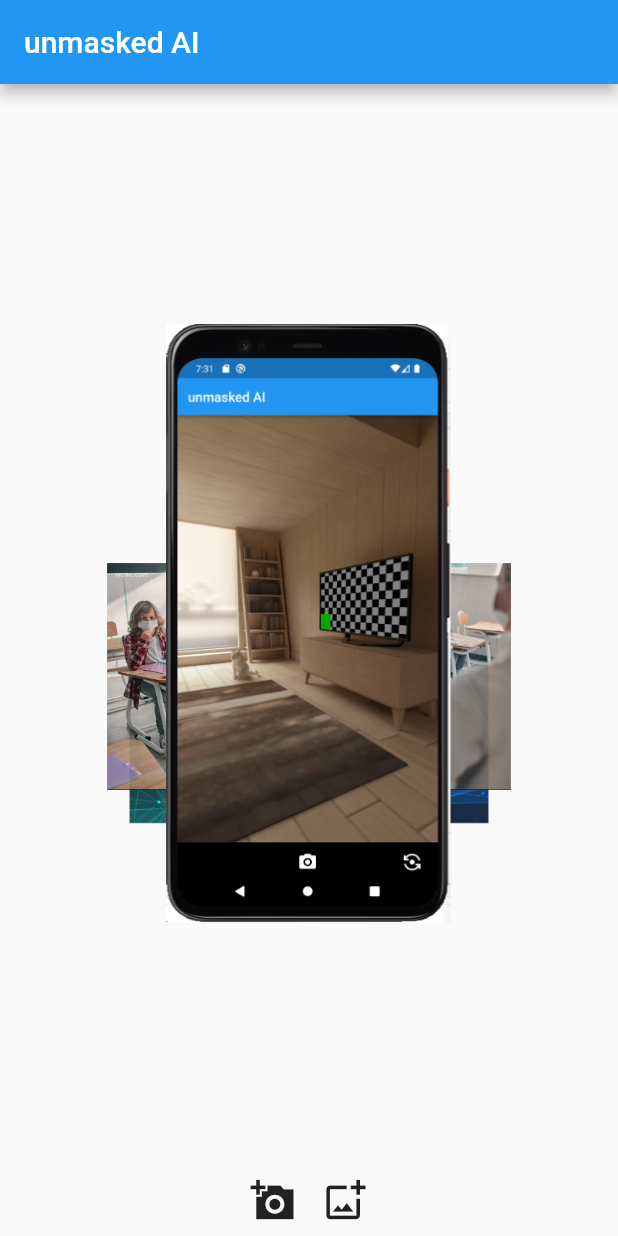
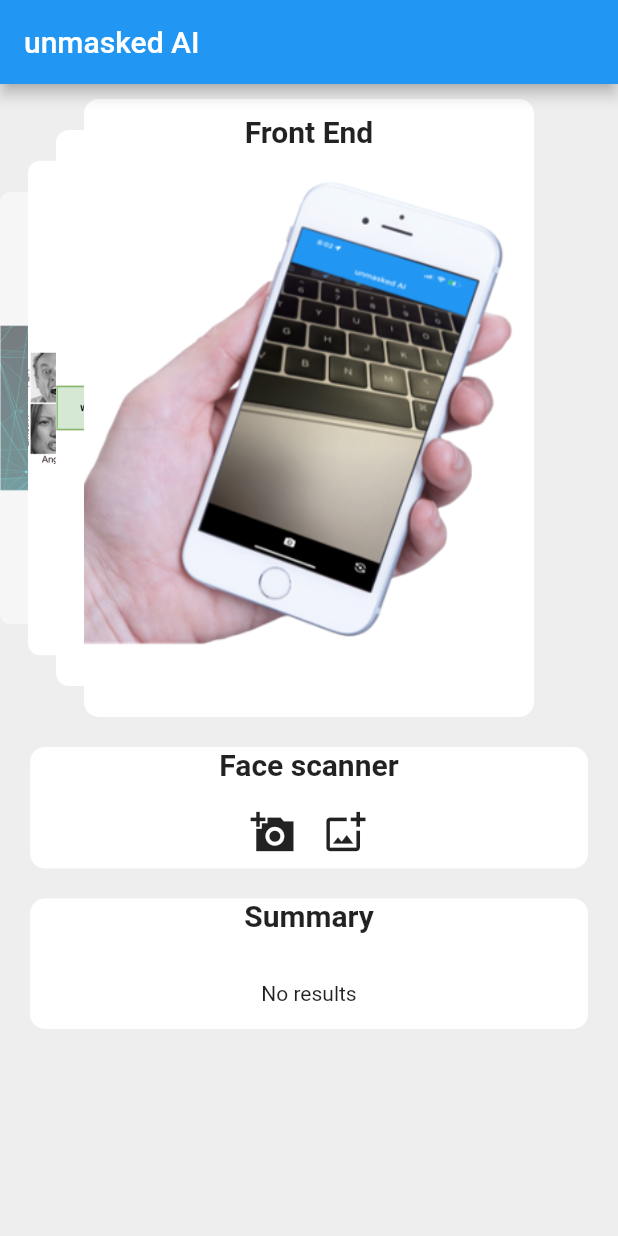
Before and after one commit to haophan1996/umasked_ai, a Flutter app: the screen it shows after launch, on a phone screen of 412 x 824 dp. Run offline on Flutter 3.47's test engine with Material 2 defaults, Android fonts, the phone set to English and light mode, and no system bars; drawn by our look-alikes of card_swiper; our stand-ins replace get, image_picker.

Commit message:
add background color, card swiper auto play

```diff
--- a/lib/Pages/History/HistoryUI.dart
+++ b/lib/Pages/History/HistoryUI.dart
@@ -13,9 +13,19 @@ class HistoryUI extends GetView<HistoryController> {
       body: Column(
         children: [
           Image.file(controller.imagePath),
-          Text('Detect 1 student confused'),
-          Text('This will send image to backend to process '),
-          CupertinoActivityIndicator()
+          Text(
+            'Detect 1 student confused',
+            style: TextStyle(
+                fontWeight: FontWeight.bold,
+                fontSize: Get.textTheme.headline6!.fontSize),
+          ),
+          Text(
+            'This will send image to backend to process ',
+            style: TextStyle(
+                fontWeight: FontWeight.bold,
+                fontSize: Get.textTheme.headline6!.fontSize),
+          ),
+          const CupertinoActivityIndicator()
         ],
       ),
     );
--- a/lib/Pages/Home/HomeController.dart
+++ b/lib/Pages/Home/HomeController.dart
@@ -6,6 +6,13 @@ import 'package:unmasked_ai/Routes/pages.dart';
 class HomeController extends GetxController {
   final imagePicker = ImagePicker();
   late File imageFile;
+  List labelImg = [
+    'Front End',
+    'Example: Educators',
+    'Neural network',
+    'Training Data',
+    'Implementation'
+  ];
 
   @override
   void onInit() {
@@ -13,7 +20,6 @@ class HomeController extends GetxController {
   }
 
   Future getImageCamera() async {
-   // final image = await imagePicker.getImage(source: ImageSource.camera);
     final image = await imagePicker.pickImage(source: ImageSource.camera);
     imageFile = File(image!.path);
     if (imageFile != null) {
--- a/lib/Pages/Home/HomeUI.dart
+++ b/lib/Pages/Home/HomeUI.dart
@@ -10,25 +10,83 @@ class HomeUI extends GetView<HomeController> {
   @override
   Widget build(BuildContext context) {
     return Scaffold(
+      backgroundColor: Colors.grey.shade200,
       appBar: AppBar(
         title: const Text('unmasked AI'),
       ),
       body: Column(
+        mainAxisAlignment: MainAxisAlignment.start,
+        crossAxisAlignment: CrossAxisAlignment.start,
         children: [
-          Expanded(
+          Padding(
+            padding: const EdgeInsets.only(top: 10, bottom: 20),
+            child: SizedBox(
+              height: Get.height / 2,
               child: Swiper(
+                autoplay: true,
                 itemBuilder: (BuildContext context, int index) {
-                return Image.asset('assets/homeImages/Picture$index.png');
+                  return Container(
+                    padding: const EdgeInsets.only(top: 10, bottom: 10),
+                    decoration: const BoxDecoration(
+                      color: Colors.white,
+                      borderRadius: BorderRadius.all(Radius.circular(10)),
+                    ),
+                    child: Stack(
+                      children: [
+                        Align(
+                          child: Image.asset(
+                            'assets/homeImages/Picture$index.png',
+                          ),
+                          alignment: Alignment.center,
+                        ),
+                        Align(
+                          alignment: Alignment.topCenter,
+                          child: Container(
+                            child: Text(
+                              controller.labelImg[index],
+                              style: TextStyle(
+                                  fontWeight: FontWeight.bold,
+                                  fontSize: Get.textTheme.headline6!.fontSize),
+                            ),
+                            decoration: const BoxDecoration(
+                              color: Colors.white,
+                            ),
+                          ),
+                        ),
+                      ],
+                    ),
+                  );
                 },
                 itemCount: 5,
                 viewportFraction: 0.8,
                 scale: 0.9,
                 itemWidth: 300.0,
-              itemHeight: 400.0,
-              layout: SwiperLayout.TINDER,
+                itemHeight: Get.height / 2,
+                layout: SwiperLayout.STACK,
               ),
             ),
-          Row(
+          ), // Image swiper
+          Padding(
+            padding: const EdgeInsets.only(left: 20, right: 20),
+            child: Container(
+              decoration: const BoxDecoration(
+                  color: Colors.white,
+                  borderRadius: BorderRadius.all(Radius.circular(10))),
+              child: Column(
+                children: [
+                  Container(
+                    width: double.infinity,
+                    alignment: Alignment.center,
+                    child: Text(
+                      'Face scanner',
+                      style: TextStyle(
+                          fontWeight: FontWeight.bold,
+                          fontSize: Get.textTheme.headline6!.fontSize),
+                    ),
+                  ),
+                  Padding(
+                    padding: EdgeInsets.only(top: 10),
+                    child: Row(
                       mainAxisAlignment: MainAxisAlignment.center,
                       crossAxisAlignment: CrossAxisAlignment.center,
                       children: [
@@ -46,12 +104,40 @@ class HomeUI extends GetView<HomeController> {
                             onPressed: () async {
                               await controller.getImageGallery();
                             },
-                  icon:
-                      const Icon(Icons.add_photo_alternate_outlined, size: 30),
+                            icon: const Icon(Icons.add_photo_alternate_outlined,
+                                size: 30),
                           ),
                         ),
                       ],
-          )
+                    ),
+                  ),
+                ],
+              ),
+            ),
+          ), // Face scanner
+          Padding(
+            padding: const EdgeInsets.only(top: 20, right: 20, left: 20),
+            child: Container(
+              decoration: const BoxDecoration(
+                  color: Colors.white,
+                  borderRadius: BorderRadius.all(Radius.circular(10))),
+              child: Column(
+                children: [
+                  Container(
+                    width: double.infinity,
+                    alignment: Alignment.center,
+                    child: Text(
+                      'Summary',
+                      style: TextStyle(
+                          fontWeight: FontWeight.bold,
+                          fontSize: Get.textTheme.headline6!.fontSize),
+                    ),
+                  ),
+                  Text('\n\nNo results\n')
+                ],
+              ),
+            ),
+          ), // Summary
         ],
       ),
     );
```
Also changed, not shown: assets/homeImages/Picture0.png, assets/homeImages/Picture4.png. Lines whose indentation alone changed are shown as unchanged.
